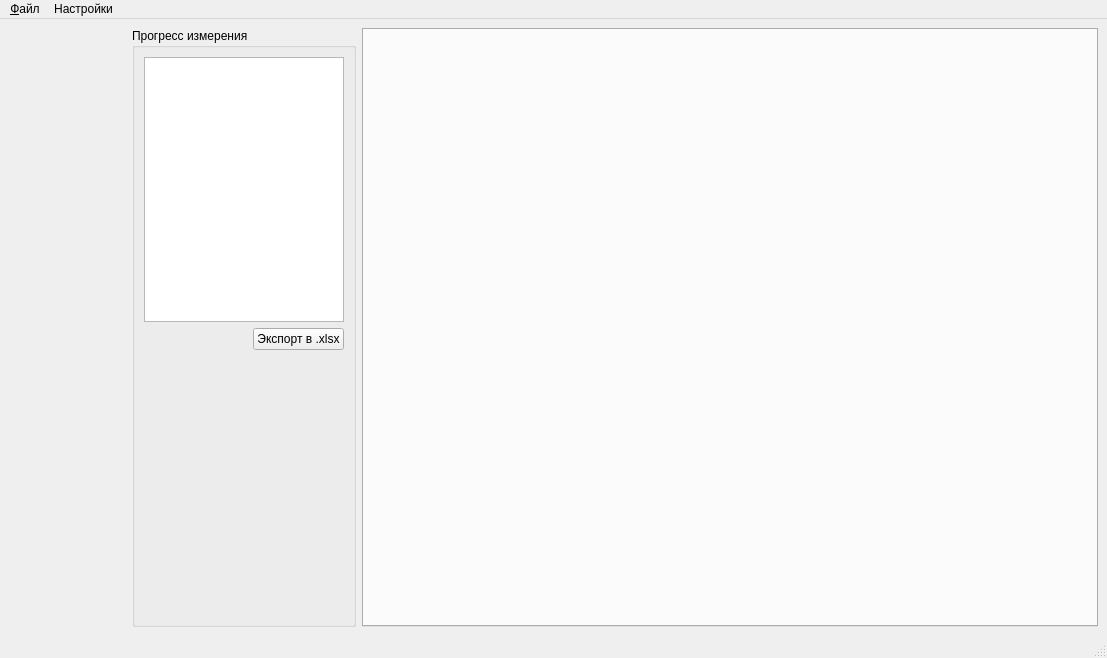
The window that mainwindow.ui (igrekus/demod_measure) describes before a commit, drawn with Qt 5.
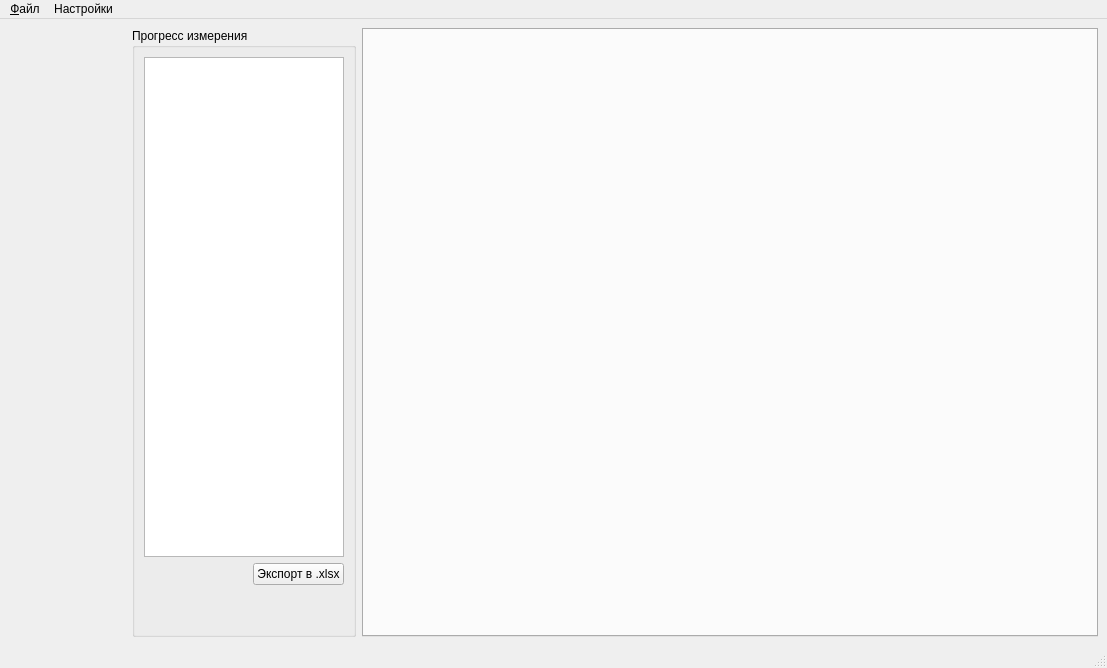
The same window after the commit.

Commit message: FIX: fit text to stat window on smaller screens

The edit to the form file:
```diff
--- a/mainwindow.ui
+++ b/mainwindow.ui
@@ -49,6 +49,12 @@
            <verstretch>0</verstretch>
           </sizepolicy>
          </property>
+         <property name="minimumSize">
+          <size>
+           <width>0</width>
+           <height>500</height>
+          </size>
+         </property>
          <property name="maximumSize">
           <size>
            <width>200</width>
```
